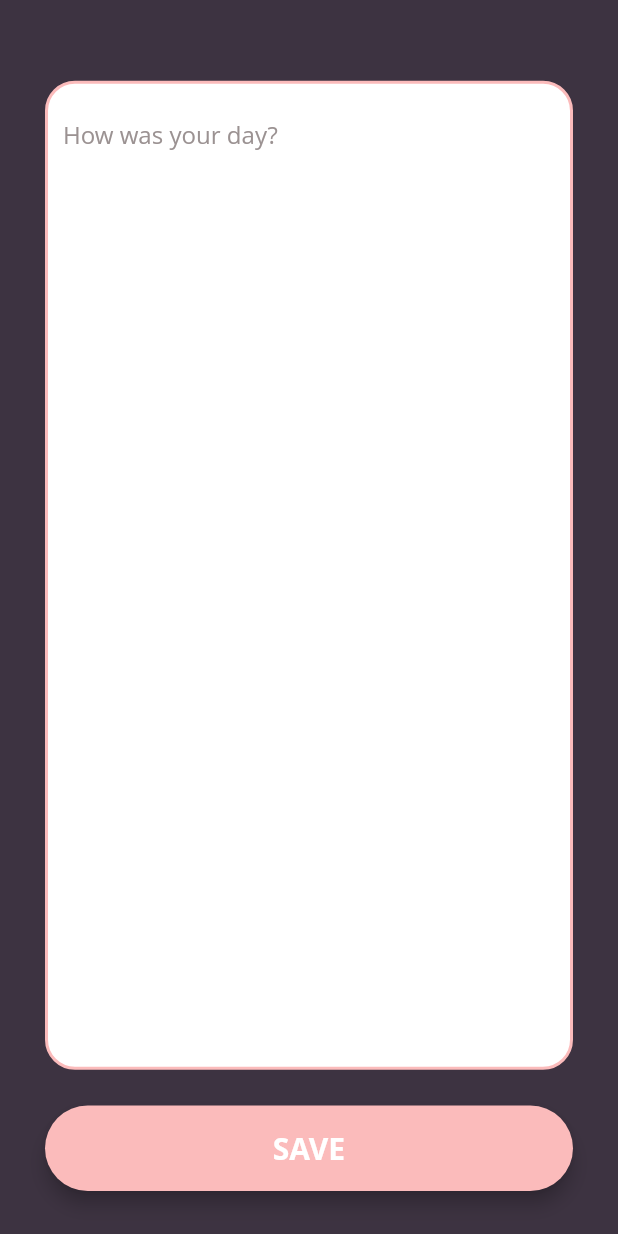
After one commit to AliAkberAakash/bunny_buddy, a Flutter app: the WriteJournalPage screen opened directly, on a phone screen of 412 x 824 dp. The commit adds this screen. Run offline on Flutter 3.47's test engine with Material 2 defaults, Android fonts, the phone set to English and light mode, and no system bars; our stand-ins replace data_connection_checker, dio, flutter_screenutil, get, get_it, google_fonts and 1 more; accounts and stored records are empty; Roboto replaces fonts that are missing (Open Sans).

Commit message:
added journal page

```diff
--- a/lib/ui/features/home/home_page.dart
+++ b/lib/ui/features/home/home_page.dart
@@ -1,10 +1,12 @@
 import 'package:bunny_buddy/ui/features/home/widgets/line_bar_widget.dart';
+import 'package:bunny_buddy/ui/features/journal/write_journal_page.dart';
 import 'package:bunny_buddy/ui/utils/spacers.dart';
 import 'package:bunny_buddy/ui/widgets/buttons.dart';
 import 'package:bunny_buddy/utils/constants.dart';
 import 'package:bunny_buddy/utils/my_colors.dart';
 import 'package:flutter/material.dart';
 import 'package:flutter_screenutil/flutter_screenutil.dart';
+import 'package:get/get.dart';
 
 class HomePage extends StatelessWidget {
   @override
@@ -36,10 +38,10 @@ class HomePage extends StatelessWidget {
             RoundedCornerButton(
               textColor: white,
               backgroundColor: accent,
-              text: "Start Another Session",
+              text: "Write summary of your day",
               borderRadius: 50,
               onClick: (){
-
+                Get.to(WriteJournalPage());
               },
             ),
             Spacer20(),
--- /dev/null
+++ b/lib/ui/features/journal/write_journal_page.dart
@@ -0,0 +1,59 @@
+import 'package:bunny_buddy/ui/utils/spacers.dart';
+import 'package:bunny_buddy/ui/widgets/buttons.dart';
+import 'package:bunny_buddy/utils/my_colors.dart';
+import 'package:flutter/material.dart';
+import 'package:flutter_screenutil/flutter_screenutil.dart';
+
+class WriteJournalPage extends StatelessWidget {
+  @override
+  Widget build(BuildContext context) {
+    return Scaffold(
+      backgroundColor: primary_dark,
+      body: Container(
+        padding: EdgeInsets.all(30),
+        child: Column(
+          children: [
+            Spacer20(),
+            Expanded(
+              child: Container(
+                padding: EdgeInsets.all(10),
+                clipBehavior: Clip.antiAlias,
+                decoration: BoxDecoration(
+                  color: white,
+                  borderRadius: BorderRadius.all(Radius.circular(20)),
+                  border: Border.all(
+                    color: accent,
+                    width: 2
+                  )
+                ),
+                child: TextField(
+                  maxLines: null,
+                  decoration: InputDecoration(
+                      enabledBorder: InputBorder.none,
+                      focusedBorder: InputBorder.none,
+                      border: InputBorder.none,
+                      hintText: "How was your day?",
+                      hintStyle: TextStyle(
+                        color: light_grey,
+                        fontSize: 14.ssp,
+                      )
+                  ),
+                ),
+              ),
+            ),
+            Spacer20(),
+            RoundedCornerButton(
+              textColor: white,
+              backgroundColor: accent,
+              text: "SAVE",
+              borderRadius: 50,
+              onClick: (){
+
+              },
+            ),
+          ],
+        ),
+      ),
+    );
+  }
+}
```
